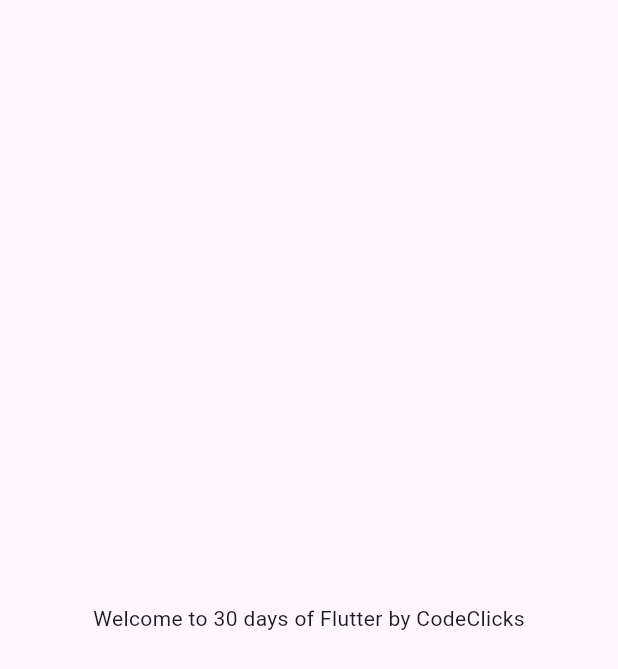
After one commit to KefayetUllah/30DaysOfFlutter, a Flutter app: the screen it shows after launch, on a phone screen of 412 x 824 dp. The commit adds this screen. Shown: the top 669 px of the screen. Run offline on Flutter 3.47's test engine with Material 3 defaults, Android fonts, the phone set to English and light mode, and no system bars.

Commit message:
Initial Commit

```diff
--- /dev/null
+++ b/lib/home_page.dart
@@ -0,0 +1,17 @@
+import 'package:flutter/material.dart';
+
+class HomePage extends StatelessWidget {
+  final int days = 30;
+  final String name = "CodeClicks";
+
+  @override
+  Widget build(BuildContext context) {
+    return Material(
+      child: Center(
+        child: Container(
+          child: Text("Welcome to $days days of Flutter by $name"),
+        ),
+      ),
+    );
+  }
+}
--- a/lib/main.dart
+++ b/lib/main.dart
@@ -1,25 +1,15 @@
 import 'package:flutter/material.dart';
+import 'package:flutter_application/home_page.dart';
 
 void main() {
   runApp(MyApp());
 }
 
 class MyApp extends StatelessWidget {
-  int days = 30;
-  String name = "CodeClicks";
-  double pi = 3.1416;
-  bool isMale = true;
+
 
   @override
   Widget build(BuildContext context) {
-    return MaterialApp(
-      home: Material(
-        child: Center(
-          child: Container(
-            child: Text("Welcome to $days days of Flutter by $name"),
-          ),
-        ),
-      ),
-    );
+    return MaterialApp(home: HomePage());
   }
 }
```
